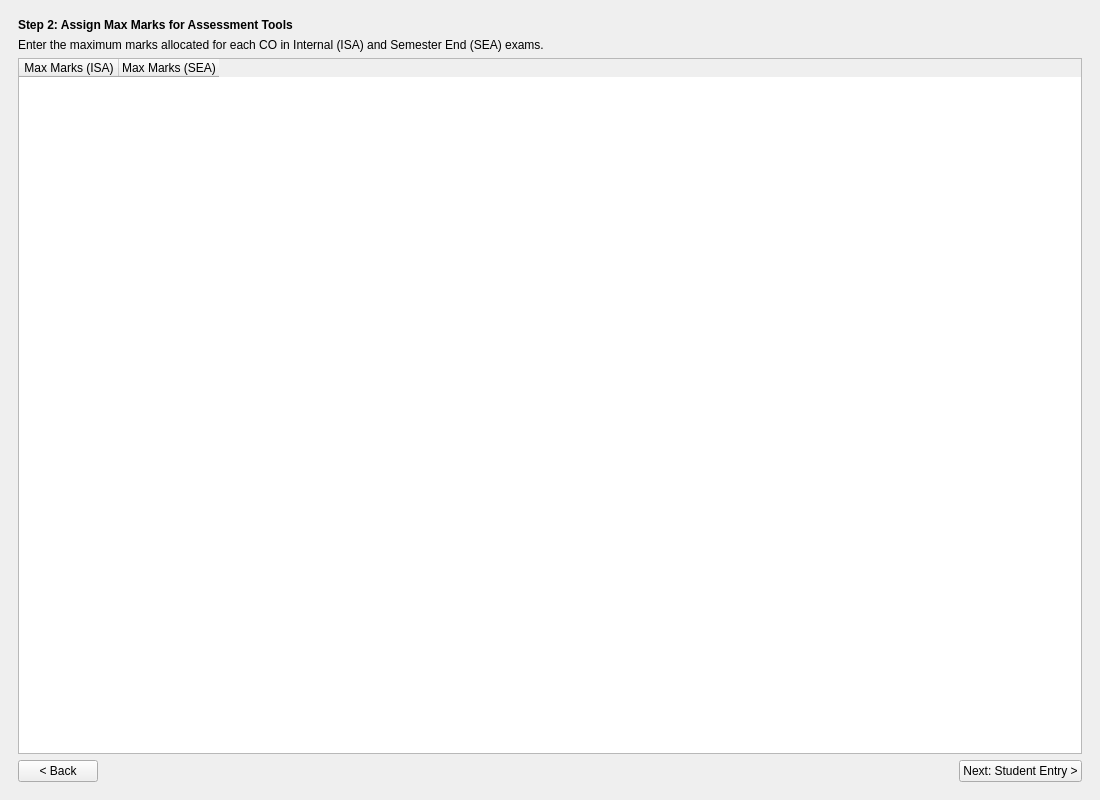
This is mainwindow.ui in eshakambli05/CO_Calculator as Qt 5 draws it before an edit. The edited form follows.
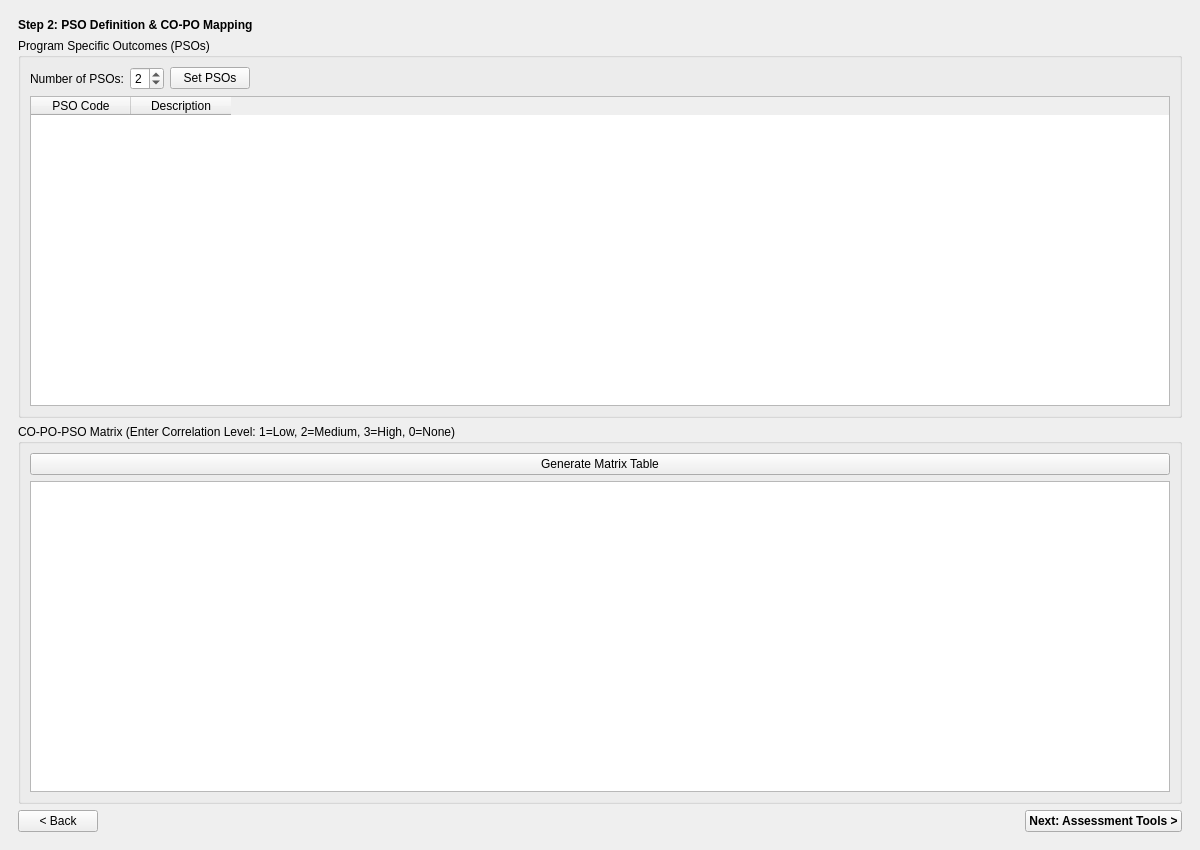
This is the edited form. The open tabs and pages were chosen to show the change.

```diff
--- a/mainwindow.ui
+++ b/mainwindow.ui
@@ -6,8 +6,8 @@
    <rect>
     <x>0</x>
     <y>0</y>
-    <width>1100</width>
-    <height>800</height>
+    <width>1200</width>
+    <height>850</height>
    </rect>
   </property>
   <property name="windowTitle">
@@ -165,24 +165,163 @@
        <layout class="QVBoxLayout" name="vLayoutPage2">
         <item>
          <widget class="QLabel" name="lblTitle2">
+          <property name="text">
+           <string>Step 2: PSO Definition &amp; CO-PO Mapping</string>
+          </property>
           <property name="font">
            <font>
             <pointSize>12</pointSize>
             <bold>true</bold>
            </font>
           </property>
-          <property name="text">
-           <string>Step 2: Assign Max Marks for Assessment Tools</string>
+         </widget>
+        </item>
+
+        <!-- PSO Section -->
+        <item>
+         <widget class="QGroupBox" name="grpPSO">
+          <property name="title">
+           <string>Program Specific Outcomes (PSOs)</string>
           </property>
+          <layout class="QVBoxLayout" name="vlPSO">
+           <item>
+            <layout class="QHBoxLayout" name="hlPSO">
+             <item>
+              <widget class="QLabel" name="lPSO">
+               <property name="text">
+                <string>Number of PSOs:</string>
+               </property>
+              </widget>
+             </item>
+             <item>
+              <widget class="QSpinBox" name="spinNumPSOs">
+               <property name="minimum">
+                <number>0</number>
+               </property>
+               <property name="maximum">
+                <number>5</number>
+               </property>
+               <property name="value">
+                <number>2</number>
+               </property>
+              </widget>
+             </item>
+             <item>
+              <widget class="QPushButton" name="btnGenPSOs">
+               <property name="text">
+                <string>Set PSOs</string>
+               </property>
+              </widget>
+             </item>
+             <item>
+              <spacer name="sPSO">
+               <property name="orientation">
+                <enum>Qt::Horizontal</enum>
+               </property>
+               <property name="sizeHint" stdset="0">
+                <size>
+                 <width>40</width>
+                 <height>20</height>
+                </size>
+               </property>
+              </spacer>
+             </item>
+            </layout>
+           </item>
+           <item>
+            <widget class="QTableWidget" name="tablePSOs">
+             <property name="columnCount">
+              <number>2</number>
+             </property>
+             <column>
+              <property name="text">
+               <string>PSO Code</string>
+              </property>
+             </column>
+             <column>
+              <property name="text">
+               <string>Description</string>
+              </property>
+             </column>
+            </widget>
+           </item>
+          </layout>
          </widget>
         </item>
+
+        <!-- Mapping Matrix -->
         <item>
-         <widget class="QLabel" name="lblDesc2">
+         <widget class="QGroupBox" name="grpMap">
+          <property name="title">
+           <string>CO-PO-PSO Matrix (Enter Correlation Level: 1=Low, 2=Medium, 3=High, 0=None)</string>
+          </property>
+          <layout class="QVBoxLayout" name="vlMap">
+           <item>
+            <widget class="QPushButton" name="btnGenMatrix">
+             <property name="text">
+              <string>Generate Matrix Table</string>
+             </property>
+            </widget>
+           </item>
+           <item>
+            <widget class="QTableWidget" name="tableMatrix"/>
+           </item>
+          </layout>
+         </widget>
+        </item>
+
+        <item>
+         <layout class="QHBoxLayout" name="nv2">
+          <item>
+           <widget class="QPushButton" name="btnBack2">
+            <property name="text">
+             <string>&lt; Back</string>
+            </property>
+           </widget>
+          </item>
+          <item>
+           <spacer name="s2">
+            <property name="orientation">
+             <enum>Qt::Horizontal</enum>
+            </property>
+            <property name="sizeHint" stdset="0">
+             <size>
+              <width>40</width>
+              <height>20</height>
+             </size>
+            </property>
+           </spacer>
+          </item>
+          <item>
+           <widget class="QPushButton" name="btnNext2">
+            <property name="text">
+             <string>Next: Assessment Tools &gt;</string>
+            </property>
+            <property name="font">
+             <font>
+              <bold>true</bold>
+             </font>
+            </property>
+           </widget>
+          </item>
+         </layout>
+        </item>
+       </layout>
+      </widget>
+
+      <!-- PAGE 3: MAX MARKS -->
+      <widget class="QWidget" name="page3_tools">
+       <layout class="QVBoxLayout" name="vLayoutPage3">
+        <item>
+         <widget class="QLabel" name="lblTitle3">
           <property name="text">
-           <string>Enter the maximum marks allocated for each CO in Internal (ISA) and Semester End (SEA) exams.</string>
+           <string>Step 3: Assign Max Marks</string>
           </property>
-          <property name="wordWrap">
-           <bool>true</bool>
+          <property name="font">
+           <font>
+            <pointSize>12</pointSize>
+            <bold>true</bold>
+           </font>
           </property>
          </widget>
         </item>
@@ -204,9 +343,9 @@
          </widget>
         </item>
         <item>
-         <layout class="QHBoxLayout" name="navPage2">
+         <layout class="QHBoxLayout" name="nv3">
           <item>
-           <widget class="QPushButton" name="btnBack2">
+           <widget class="QPushButton" name="btnBack3">
             <property name="text">
              <string>&lt; Back</string>
             </property>
@@ -226,7 +365,7 @@
            </spacer>
           </item>
           <item>
-           <widget class="QPushButton" name="btnNext2">
+           <widget class="QPushButton" name="btnNext3">
             <property name="text">
              <string>Next: Student Entry &gt;</string>
             </property>
```
Left out of the diff: 147 changed lines with no effect on the pictures.
